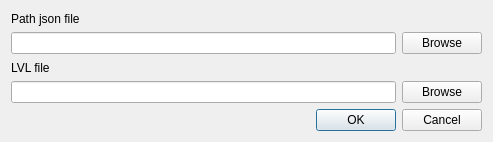
Above: Source/exportpathdialog.ui from AliveTeam/qt-editor before the change. Below: the same form after it.
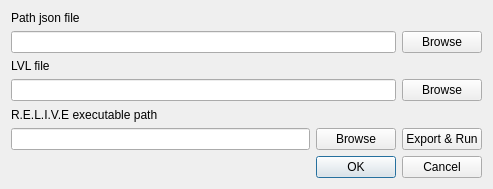
That is the form after the change.

Commit message: fix #104 and add export & run feature

Patch:
```diff
--- a/Source/exportpathdialog.ui
+++ b/Source/exportpathdialog.ui
@@ -7,20 +7,15 @@
     <x>0</x>
     <y>0</y>
     <width>493</width>
-    <height>142</height>
+    <height>189</height>
    </rect>
   </property>
   <property name="windowTitle">
    <string>Export path to lvl</string>
   </property>
-  <layout class="QGridLayout" name="gridLayout">
+  <layout class="QGridLayout" name="gridLayout_3">
    <item row="0" column="0">
-    <widget class="QLabel" name="label">
-     <property name="text">
-      <string>Path json file</string>
-     </property>
-    </widget>
-   </item>
+    <layout class="QGridLayout" name="gridLayout_2">
    <item row="1" column="0">
     <widget class="QLineEdit" name="txtJsonPath"/>
    </item>
@@ -31,6 +26,13 @@
      </property>
     </widget>
    </item>
+     <item row="0" column="0">
+      <widget class="QLabel" name="label">
+       <property name="text">
+        <string>Path json file</string>
+       </property>
+      </widget>
+     </item>
    <item row="2" column="0">
     <widget class="QLabel" name="label_3">
      <property name="text">
@@ -48,7 +50,47 @@
      </property>
     </widget>
    </item>
-   <item row="4" column="0" colspan="2">
+    </layout>
+   </item>
+   <item row="1" column="0">
+    <layout class="QGridLayout" name="gridLayout">
+     <item row="1" column="0">
+      <widget class="QLineEdit" name="txtRelivePath">
+       <property name="enabled">
+        <bool>true</bool>
+       </property>
+      </widget>
+     </item>
+     <item row="1" column="2">
+      <widget class="QPushButton" name="btnExportAndRun">
+       <property name="text">
+        <string>Export &amp;&amp; Run</string>
+       </property>
+      </widget>
+     </item>
+     <item row="0" column="0">
+      <widget class="QLabel" name="label_2">
+       <property name="enabled">
+        <bool>true</bool>
+       </property>
+       <property name="text">
+        <string>R.E.L.I.V.E executable path</string>
+       </property>
+      </widget>
+     </item>
+     <item row="1" column="1">
+      <widget class="QPushButton" name="btnSelectRelive">
+       <property name="enabled">
+        <bool>true</bool>
+       </property>
+       <property name="text">
+        <string>Browse</string>
+       </property>
+      </widget>
+     </item>
+    </layout>
+   </item>
+   <item row="2" column="0">
     <widget class="QDialogButtonBox" name="buttonBox">
      <property name="orientation">
       <enum>Qt::Horizontal</enum>
```
Lines whose indentation alone changed are shown as unchanged. The commit also changes 5 other files.
